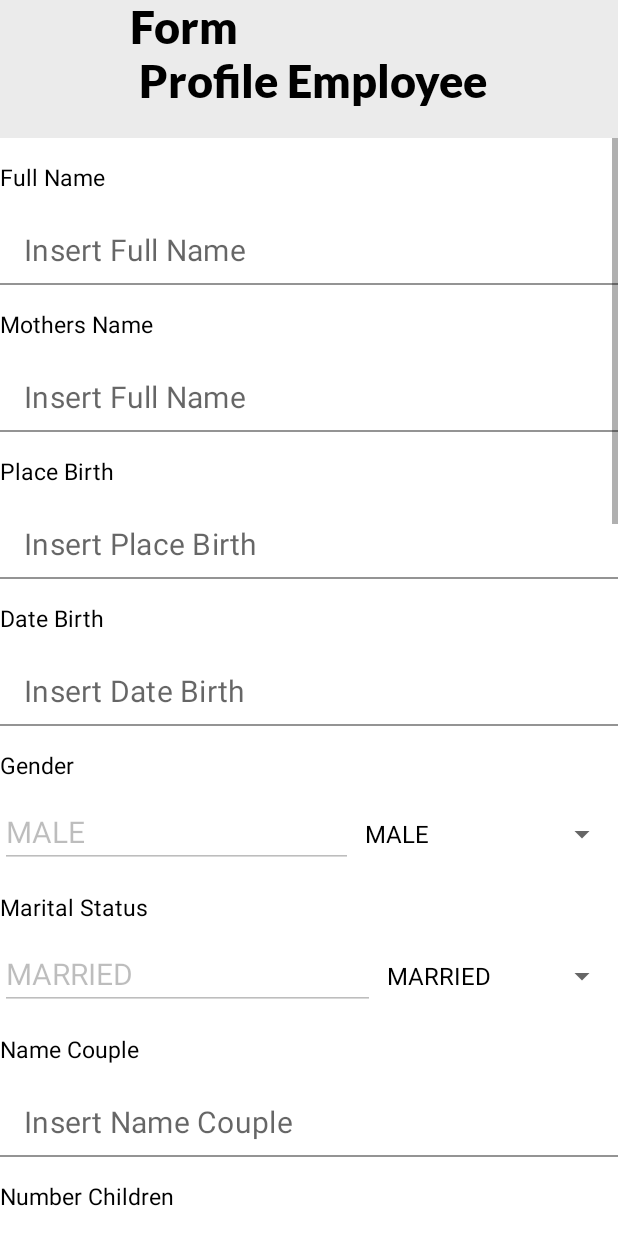
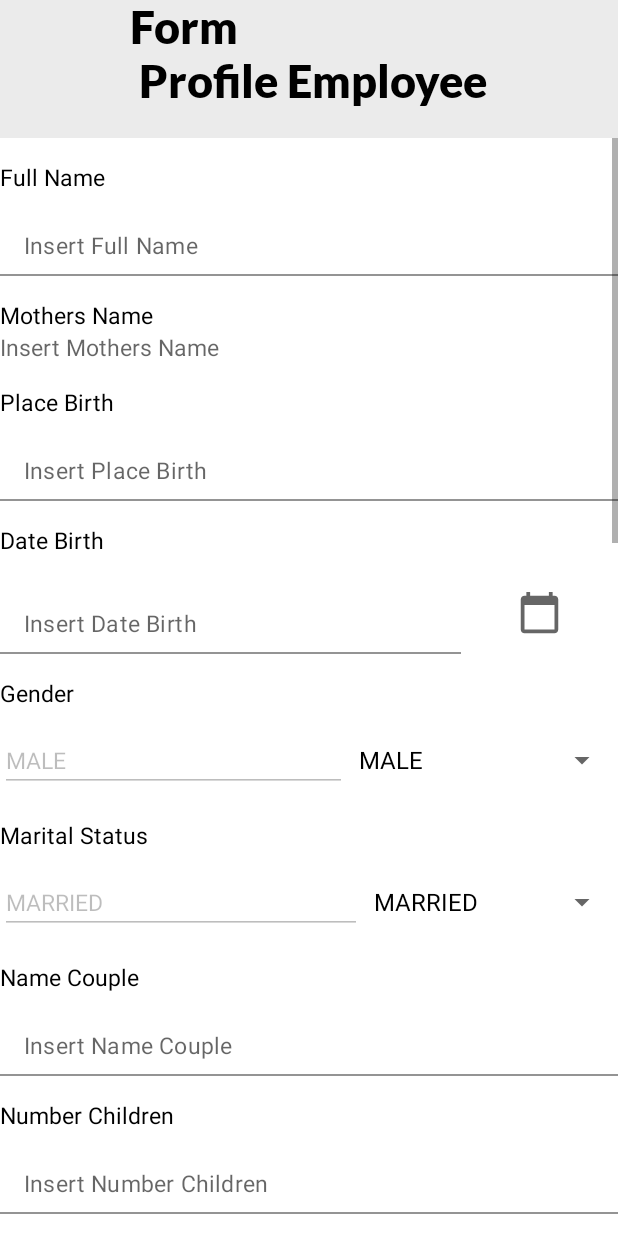
Before and after one commit to ahmadirfaan/EROS-Mobile, an Android app: the FormProfileEmployeeFragment screen opened through its navigation route, on a phone screen of 412 x 824 dp. Run offline under Robolectric (Android 15) with nearby library versions, the phone set to English and light mode, and no system bars; our stand-ins replace Dagger/Hilt's generated code, navigation-ui; 1 statement that could not run was skipped.

Commit message:
Fixing layout and Date

```diff
--- a/app/src/main/java/com/finalproject/data/api/RegisterLoginApi.kt
+++ b/app/src/main/java/com/finalproject/data/api/RegisterLoginApi.kt
@@ -16,5 +16,5 @@ interface RegisterLoginApi {
     suspend fun findEmployeeByIdLogin(@Path("idLogin") idLogin : String) : Response<FindByIdLoginEmployeeResponse>
 
     @PUT("/employee/editform/{idEmployee}")
-    suspend fun editFormEmployeeProfile(@Path("idEmployee") idEmployee : String, @Body request : FormAccountRequest) : Response<EmployeeResponse>
+    suspend fun editFormEmployeeProfile(@Path("idEmployee") idEmployee : String, @Body request : FormAccountRequest) : Response<FindByIdLoginEmployeeResponse>
 }
--- a/app/src/main/java/com/finalproject/data/repositories/registeraccount/RegisterLoginAccountRepository.kt
+++ b/app/src/main/java/com/finalproject/data/repositories/registeraccount/RegisterLoginAccountRepository.kt
@@ -1,9 +1,6 @@
 package com.finalproject.data.repositories.registeraccount
 
-import com.finalproject.data.models.account.FindByIdLoginEmployeeResponse
-import com.finalproject.data.models.account.LoginResponse
-import com.finalproject.data.models.account.RegisterAccountRequest
-import com.finalproject.data.models.account.RegisterAccountResponse
+import com.finalproject.data.models.account.*
 import retrofit2.Response
 import retrofit2.http.Body
 import retrofit2.http.GET
@@ -14,4 +11,6 @@ interface RegisterLoginAccountRepository {
     suspend fun createAccountEmployee(request: RegisterAccountRequest): Response<RegisterAccountResponse>
     suspend fun loginAccountEmployee(request: RegisterAccountRequest) : Response<LoginResponse>
     suspend fun findEmployeeByIdLogin(idLogin : String) : Response<FindByIdLoginEmployeeResponse>
+    suspend fun editFormEmployeeProfile(idEmployee : String, request : FormAccountRequest) : Response<FindByIdLoginEmployeeResponse>
+
 }
--- a/app/src/main/java/com/finalproject/presentations/employee/account/formprofile/FormProfileEmployeeFragment.kt
+++ b/app/src/main/java/com/finalproject/presentations/employee/account/formprofile/FormProfileEmployeeFragment.kt
@@ -1,5 +1,6 @@
 package com.finalproject.presentations.employee.account.formprofile
 
+import android.content.SharedPreferences
 import android.os.Bundle
 import android.text.Editable
 import android.text.TextWatcher
@@ -15,12 +16,14 @@ import androidx.fragment.app.Fragment
 import androidx.lifecycle.ViewModelProvider
 import androidx.navigation.fragment.findNavController
 import com.finalproject.R
-import com.finalproject.data.models.account.RegisterAccountRequest
+import com.finalproject.data.models.account.FormAccountRequest
 import com.finalproject.databinding.FragmentFormProfileEmployeeBinding
 import com.finalproject.utils.AppConstant
+import com.finalproject.utils.DateUtils
 import com.finalproject.utils.LoadingDialog
 import com.finalproject.utils.ResourceStatus
 import dagger.hilt.android.AndroidEntryPoint
+import javax.inject.Inject
 
 @AndroidEntryPoint
 class FormProfileEmployeeFragment : Fragment() {
@@ -28,6 +31,11 @@ class FormProfileEmployeeFragment : Fragment() {
     private lateinit var binding: FragmentFormProfileEmployeeBinding
     private lateinit var viewModel: FormProfileEmployeeViewModel
     private lateinit var loadingDialog: AlertDialog
+
+    @Inject
+    lateinit var sharedPreferences: SharedPreferences
+
+    //Variable request Form Account
     private var fullname = ""
     private var mothersname = ""
     private var placebirth = ""
@@ -48,6 +56,13 @@ class FormProfileEmployeeFragment : Fragment() {
     private var accountNumber = ""
     private var numberPhone = ""
     private var numberEmergency = ""
+
+    //For Enum
+    private var genderInt: Int? = null
+    private var maritalStatusInt: Int? = null
+    private var religionInt: Int? = null
+    private var bloodTypeInt: Int? = null
+
 
     override fun onCreate(savedInstanceState: Bundle?) {
         super.onCreate(savedInstanceState)
@@ -71,10 +86,16 @@ class FormProfileEmployeeFragment : Fragment() {
     override fun onViewCreated(view: View, savedInstanceState: Bundle?) {
         super.onViewCreated(view, savedInstanceState)
         validateNomerKTPOnRuntime()
-        binding.apply{
+        binding.apply {
+            etDateBirthName.isEnabled = false
+            dateIcon.setOnClickListener {
+                DateUtils.show(requireContext()) {
+                    etDateBirthName.setText(it)
+                }
+            }
             btnSubmitForm.setOnClickListener {
                 fillVariableWithTheInput()
-                if(nomerKtp.length == 16) {
+                if (nomerKtp.length == 16) {
                     viewModel.inputValidation(
                         fullname, mothersname, placebirth, datebirth,
                         gender, maritalStatus, spouseName, numberChildren,
@@ -101,6 +122,43 @@ class FormProfileEmployeeFragment : Fragment() {
 
     private fun subscribe() {
         viewModel.inputValidation.observe(this, {
+            when (it.status) {
+                ResourceStatus.LOADING -> {
+                    loadingDialog.show()
+                }
+                ResourceStatus.SUCCESS -> {
+                    loadingDialog.hide()
+                    val formRequest = FormAccountRequest(
+                        fullname = fullname, biologicalMothersName = mothersname, placeOfBirth = placebirth, dateOfBirth = datebirth,
+                        gender = genderInt, maritalStatus = maritalStatusInt, spouseName = spouseName, numberOfChildren = numberChildren.toInt(),
+                        religion = religionInt, nik = nomerKtp, ktpAddress = ktpAddress, postalCodeOfIdCard = postalCode,
+                        npwp = nomerNpwp, npwpAddress = npwpAddress, residenceAddress = residence, bloodType = bloodTypeInt,
+                        accountName = accountName, accountNumber = accountNumber, phoneNumber = numberPhone, emergencyNumber = numberEmergency
+                    )
+                    Log.d("Masuk Subscribe", "Start Subscribe Success")
+                    Log.d("Form Request : ", "$formRequest")
+//                    getIdEmployee()?.let { it1 ->
+//                        Log.d("ID Employee", it1)
+//                        viewModel.fillFormProfile(
+//                            it1,
+//                            request = formRequest
+//                        )
+//                    }
+                    getIdEmployee()?.let {
+                            it1 ->
+                        viewModel.fillEditFormProfileForFirstTime(
+                            idEmployee = it1, request = formRequest
+                        )}
+                    Log.d("Masuk Subscribe", "End Subscribe Success")
+
+                }
+                ResourceStatus.FAILURE -> {
+                    loadingDialog.hide()
+                    Toast.makeText(requireContext(), it.message, Toast.LENGTH_SHORT).show()
+                }
+            }
+        })
+        viewModel.formLiveData.observe(this, {
             when (it.status) {
                 ResourceStatus.LOADING -> {
                     loadingDialog.show()
@@ -136,9 +194,9 @@ class FormProfileEmployeeFragment : Fragment() {
             residence = etDomicile.editableText.toString()
             bloodType = etInputBloodType.editableText.toString()
             accountName = etNamaRekening.editableText.toString()
-            accountNumber= etNomerRekening.editableText.toString()
+            accountNumber = etNomerRekening.editableText.toString()
             numberPhone = etNomerHp.editableText.toString()
-            numberEmergency= etNomerEmergency.editableText.toString()
+            numberEmergency = etNomerEmergency.editableText.toString()
         }
     }
 
@@ -151,6 +209,7 @@ class FormProfileEmployeeFragment : Fragment() {
             spinnerBloodType.onItemSelectedListener = object : AdapterView.OnItemSelectedListener {
                 override fun onItemSelected(parent: AdapterView<*>?, view: View?, position: Int, id: Long) {
                     etInputBloodType.setText(AppConstant.BLOOD_TYPE_ARRAY[position])
+                    bloodTypeInt = position
                 }
 
                 override fun onNothingSelected(parent: AdapterView<*>?) {
@@ -185,6 +244,7 @@ class FormProfileEmployeeFragment : Fragment() {
             spinnerMaritalStatus.onItemSelectedListener = object : AdapterView.OnItemSelectedListener {
                 override fun onItemSelected(parent: AdapterView<*>?, view: View?, position: Int, id: Long) {
                     etInputMaritalStatus.setText(AppConstant.MARITAL_STATUS_ARRAYS[position])
+                    maritalStatusInt = position
                     when (position) {
                         0 -> {
                             tvNameCouple.visibility = View.VISIBLE
@@ -207,7 +267,6 @@ class FormProfileEmployeeFragment : Fragment() {
                             tvNumberChildren.visibility = View.VISIBLE
                             tilInputNumberChildren.visibility = View.VISIBLE
                         }
-
                     }
                 }
 
@@ -227,6 +286,7 @@ class FormProfileEmployeeFragment : Fragment() {
             etInputGender.isEnabled = false
             spinnerGender.onItemSelectedListener = object : AdapterView.OnItemSelectedListener {
                 override fun onItemSelected(parent: AdapterView<*>?, view: View?, position: Int, id: Long) {
+                    genderInt = position
                     etInputGender.setText(AppConstant.GENDER_ARRAYS[position])
                 }
 
@@ -245,6 +305,7 @@ class FormProfileEmployeeFragment : Fragment() {
             etInputReligion.isEnabled = false
             spinnerReligion.onItemSelectedListener = object : AdapterView.OnItemSelectedListener {
                 override fun onItemSelected(parent: AdapterView<*>?, view: View?, position: Int, id: Long) {
+                    religionInt = position
                     etInputReligion.setText(AppConstant.RELIGION_ARRAYS[position])
                 }
 
@@ -255,6 +316,10 @@ class FormProfileEmployeeFragment : Fragment() {
         }
     }
 
+    private fun getIdEmployee(): String? {
+       return sharedPreferences.getString(AppConstant.APP_ID_EMPLOYEE, "ID EMPLOYEE")
+    }
+
     companion object {
 
         @JvmStatic
--- /dev/null
+++ b/app/src/main/res/drawable/ic_baseline_calendar_today_24.xml
@@ -0,0 +1,10 @@
+<vector xmlns:android="http://schemas.android.com/apk/res/android"
+    android:width="24dp"
+    android:height="24dp"
+    android:viewportWidth="24"
+    android:viewportHeight="24"
+    android:tint="?attr/colorControlNormal">
+  <path
+      android:fillColor="@android:color/white"
+      android:pathData="M20,3h-1L19,1h-2v2L7,3L7,1L5,1v2L4,3c-1.1,0 -2,0.9 -2,2v16c0,1.1 0.9,2 2,2h16c1.1,0 2,-0.9 2,-2L22,5c0,-1.1 -0.9,-2 -2,-2zM20,21L4,21L4,8h16v13z"/>
+</vector>
--- a/app/src/main/res/layout/fragment_form_profile_employee.xml
+++ b/app/src/main/res/layout/fragment_form_profile_employee.xml
@@ -3,22 +3,22 @@
     xmlns:app="http://schemas.android.com/apk/res-auto"
     xmlns:tools="http://schemas.android.com/tools"
     android:layout_width="match_parent"
+    android:layout_height="match_parent"
     android:background="@color/gray"
-    android:layout_height="match_parent"
     tools:context=".presentations.employee.account.formprofile.FormProfileEmployeeFragment">
 
     <TextView
         android:id="@+id/tv_title_form"
         android:layout_width="wrap_content"
         android:layout_height="wrap_content"
+        android:layout_gravity="center"
         android:fontFamily="@font/lato_black"
-        android:layout_gravity="center"
-        app:layout_constraintStart_toStartOf="parent"
-        app:layout_constraintEnd_toEndOf="parent"
-        app:layout_constraintTop_toTopOf="parent"
         android:text="Form \n Profile Employee"
         android:textColor="@color/black"
-        android:textSize="30sp" />
+        android:textSize="30sp"
+        app:layout_constraintEnd_toEndOf="parent"
+        app:layout_constraintStart_toStartOf="parent"
+        app:layout_constraintTop_toTopOf="parent" />
 
     <ScrollView
         android:id="@+id/scroll_view"
@@ -66,7 +66,7 @@
                     android:hint="Insert Full Name"
                     android:inputType="textPersonName"
                     android:singleLine="true"
-                    android:textSize="20sp" />
+                    android:textSize="15sp" />
             </com.google.android.material.textfield.TextInputLayout>
 
             <TextView
@@ -89,16 +89,17 @@
                 app:layout_constraintStart_toStartOf="parent"
                 app:layout_constraintTop_toBottomOf="@+id/tv_full_name">
 
+            </com.google.android.material.textfield.TextInputLayout>
+
             <com.google.android.material.textfield.TextInputEditText
                 android:id="@+id/et_mothers_name"
                 android:layout_width="match_parent"
                 android:layout_height="wrap_content"
                 android:background="@android:color/transparent"
-                    android:hint="Insert Full Name"
+                android:hint="Insert Mothers Name"
                 android:inputType="textPersonName"
                 android:singleLine="true"
-                    android:textSize="20sp" />
-            </com.google.android.material.textfield.TextInputLayout>
+                android:textSize="15sp" />
 
             <TextView
                 android:id="@+id/tv_place_birth"
@@ -128,7 +129,7 @@
                     android:hint="Insert Place Birth"
                     android:inputType="textPersonName"
                     android:singleLine="true"
-                    android:textSize="20sp" />
+                    android:textSize="15sp" />
             </com.google.android.material.textfield.TextInputLayout>
 
             <TextView
@@ -141,15 +142,20 @@
                 android:textColor="@color/black"
                 android:textSize="15sp" />
 
+            <LinearLayout
+                android:id="@+id/linear_layout_date_birth"
+                android:layout_width="match_parent"
+                android:layout_height="wrap_content"
+                android:layout_marginTop="10dp"
+                android:orientation="horizontal">
+
                 <com.google.android.material.textfield.TextInputLayout
                     android:id="@+id/til_input_date_birth"
                     style="@style/Widget.MaterialComponents.TextInputLayout.FilledBox"
-                android:layout_width="match_parent"
+                    android:layout_width="wrap_content"
                     android:layout_height="wrap_content"
-                app:hintEnabled="false"
-                app:layout_constraintEnd_toEndOf="parent"
-                app:layout_constraintStart_toStartOf="parent"
-                app:layout_constraintTop_toBottomOf="@+id/tv_full_name">
+                    android:layout_weight="2"
+                    app:hintEnabled="false">
 
                     <com.google.android.material.textfield.TextInputEditText
                         android:id="@+id/et_date_birth_name"
@@ -157,10 +163,21 @@
                         android:layout_height="wrap_content"
                         android:background="@android:color/transparent"
                         android:hint="Insert Date Birth"
-                    android:inputType="textPersonName"
+                        android:inputType="text"
                         android:singleLine="true"
-                    android:textSize="20sp" />
+                        android:textSize="15sp" />
                 </com.google.android.material.textfield.TextInputLayout>
+
+                <ImageView
+                    android:id="@+id/date_icon"
+                    android:layout_width="wrap_content"
+                    android:layout_gravity="center_vertical"
+                    android:layout_height="30dp"
+                    android:layout_weight="1"
+                    android:src="@drawable/ic_baseline_calendar_today_24" />
+
+            </LinearLayout>
+
 
             <TextView
                 android:id="@+id/tv_input_gender"
@@ -186,14 +203,14 @@
                     android:layout_weight="3"
                     android:hint="GENDER"
                     android:textAlignment="textStart"
-                    android:textSize="20sp" />
+                    android:textSize="15sp" />
 
                 <Spinner
                     android:id="@+id/spinner_gender"
                     android:layout_width="wrap_content"
                     android:layout_height="wrap_content"
-                    android:spinnerMode="dropdown"
-                    android:layout_weight="1" />
+                    android:layout_weight="1"
+                    android:spinnerMode="dropdown" />
             </LinearLayout>
 
             <TextView
@@ -220,14 +237,14 @@
                     android:layout_weight="3"
                     android:hint="MARITAL STATUS"
                     android:textAlignment="textStart"
-                    android:textSize="20sp" />
+                    android:textSize="15sp" />
 
                 <Spinner
                     android:id="@+id/spinner_marital_status"
                     android:layout_width="wrap_content"
-                    android:spinnerMode="dropdown"
                     android:layout_height="wrap_content"
-                    android:layout_weight="1" />
+                    android:layout_weight="1"
+                    android:spinnerMode="dropdown" />
             </LinearLayout>
 
             <TextView
@@ -258,7 +275,7 @@
                     android:hint="Insert Name Couple"
                     android:inputType="textPersonName"
                     android:singleLine="true"
-                    android:textSize="20sp" />
+                    android:textSize="15sp" />
             </com.google.android.material.textfield.TextInputLayout>
 
             <TextView
@@ -289,7 +306,7 @@
                     android:hint="Insert Number Children"
                     android:inputType="number"
                     android:singleLine="true"
-                    android:textSize="20sp" />
+                    android:textSize="15sp" />
             </com.google.android.material.textfield.TextInputLayout>
 
             <TextView
@@ -316,14 +333,14 @@
                     android:layout_weight="3"
                     android:hint="RELIGION"
                     android:textAlignment="textStart"
-                    android:textSize="20sp" />
+                    android:textSize="15sp" />
 
                 <Spinner
                     android:id="@+id/spinner_religion"
                     android:layout_width="wrap_content"
-                    android:spinnerMode="dropdown"
                     android:layout_height="wrap_content"
-                    android:layout_weight="1" />
+                    android:layout_weight="1"
+                    android:spinnerMode="dropdown" />
             </LinearLayout>
 
             <TextView
@@ -351,11 +368,11 @@
                     android:layout_width="match_parent"
                     android:layout_height="wrap_content"
                     android:background="@android:color/transparent"
-                    android:maxLength="16"
                     android:hint="Nomer KTP"
                     android:inputType="number"
+                    android:maxLength="16"
                     android:singleLine="true"
-                    android:textSize="20sp" />
+                    android:textSize="15sp" />
             </com.google.android.material.textfield.TextInputLayout>
 
             <TextView
@@ -419,7 +436,7 @@
                     android:hint="Kode Pos"
                     android:inputType="number"
                     android:singleLine="true"
-                    android:textSize="20sp" />
+                    android:textSize="15sp" />
             </com.google.android.material.textfield.TextInputLayout>
 
             <TextView
@@ -450,7 +467,7 @@
                     android:hint="Nomer NPWP"
                     android:inputType="number"
                     android:singleLine="true"
-                    android:textSize="20sp" />
+                    android:textSize="15sp" />
             </com.google.android.material.textfield.TextInputLayout>
 
             <TextView
@@ -543,14 +560,14 @@
                     android:layout_weight="3"
                     android:hint="Blood Type"
                     android:textAlignment="textStart"
-                    android:textSize="20sp" />
+                    android:textSize="15sp" />
 
                 <Spinner
                     android:id="@+id/spinner_blood_type"
                     android:layout_width="wrap_content"
                     android:layout_height="wrap_content"
-                    android:spinnerMode="dropdown"
-                    android:layout_weight="1" />
+                    android:layout_weight="1"
+                    android:spinnerMode="dropdown" />
             </LinearLayout>
 
             <TextView
@@ -581,7 +598,7 @@
                     android:hint="Nama Rekening Bank"
                     android:inputType="text"
                     android:singleLine="true"
-                    android:textSize="20sp" />
+                    android:textSize="15sp" />
             </com.google.android.material.textfield.TextInputLayout>
 
             <TextView
@@ -612,7 +629,7 @@
                     android:hint="Nomer Rekening Bank"
                     android:inputType="number"
                     android:singleLine="true"
-                    android:textSize="20sp" />
+                    android:textSize="15sp" />
             </com.google.android.material.textfield.TextInputLayout>
 
             <TextView
@@ -643,7 +660,7 @@
                     android:hint="Nomer Hp"
                     android:inputType="number"
                     android:singleLine="true"
-                    android:textSize="20sp" />
+                    android:textSize="15sp" />
             </com.google.android.material.textfield.TextInputLayout>
 
             <TextView
@@ -674,7 +691,7 @@
                     android:hint="Nomer Emergency"
                     android:inputType="number"
                     android:singleLine="true"
-                    android:textSize="20sp" />
+                    android:textSize="15sp" />
             </com.google.android.material.textfield.TextInputLayout>
 
 
```
Also changed, not shown: app/src/main/java/com/finalproject/data/repositories/impl/RegisterLoginAccountRepositoryImpl.kt (+5 -4 lines), app/src/main/java/com/finalproject/presentations/employee/account/formprofile/FormProfileEmployeeViewModel.kt (+30 -2 lines), app/src/main/java/com/finalproject/presentations/login/LoginFragment.kt (+4 -4 lines), app/src/main/java/com/finalproject/presentations/login/LoginViewModel.kt (+7 -3 lines), app/src/main/java/com/finalproject/utils/DateUtils.kt (added, +28 -0 lines). Lines whose indentation alone changed are shown as unchanged.
